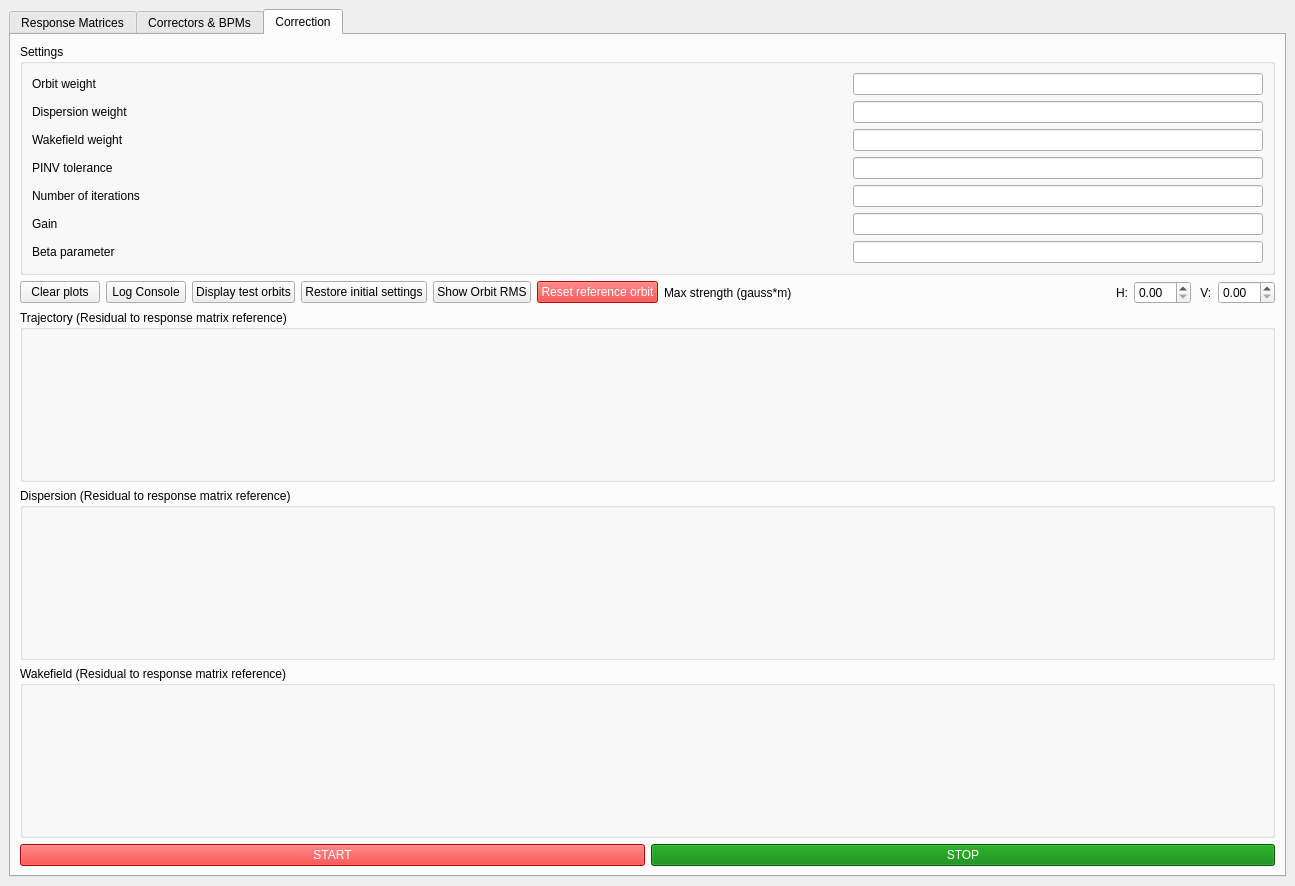
First picture: the form in UI files/BBA_GUI.ui, repository wiktoria-malek/flight-simulator, before the edit.
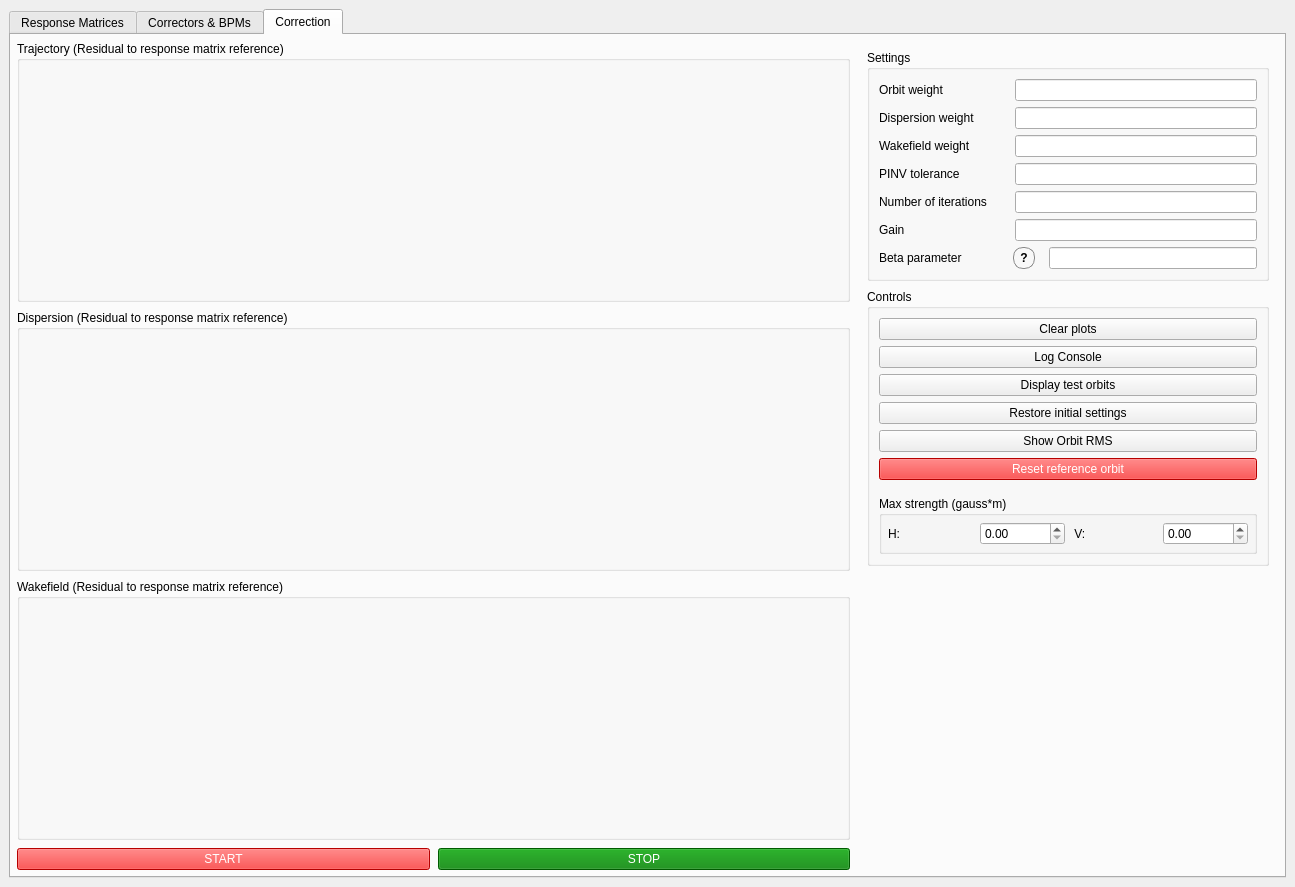
Second picture: the form after the edit. The open tabs and pages were chosen to show the change.

Commit message: Added beta parameter, max horizontal and vertical correction currents, bpm_weights and is_triangular_matrix to session settings, fixed saving directory in Compute Response Matrix GUI, added a tooltip explaining beta parameter, refactored BBA GUI, double clicking on GUI plot makes it a popup/enlarge, sextupoles are automatically disabled during correction.

The edit to the form file:
```diff
--- a/UI files/BBA_GUI.ui
+++ b/UI files/BBA_GUI.ui
@@ -7,7 +7,7 @@
     <x>0</x>
     <y>0</y>
     <width>1295</width>
-    <height>886</height>
+    <height>887</height>
    </rect>
   </property>
   <property name="windowTitle">
@@ -461,7 +461,143 @@
          <attribute name="title">
           <string>Correction</string>
          </attribute>
-         <layout class="QVBoxLayout" name="verticalLayout_6">
+ <layout class="QHBoxLayout" name="correction_root_layout">
+  <property name="spacing">
+   <number>8</number>
+  </property>
+  <property name="leftMargin">
+   <number>6</number>
+  </property>
+  <property name="topMargin">
+   <number>6</number>
+  </property>
+  <property name="rightMargin">
+   <number>6</number>
+  </property>
+  <property name="bottomMargin">
+   <number>6</number>
+  </property>
+  <item>
+   <layout class="QVBoxLayout" name="plots_column_layout">
+    <item>
+     <widget class="QGroupBox" name="groupBox_2">
+      <property name="title">
+       <string>Trajectory (Residual to response matrix reference)</string>
+      </property>
+      <layout class="QVBoxLayout" name="verticalLayout_8">
+       <item>
+        <widget class="QWidget" name="plot_widget_3" native="true">
+         <property name="sizePolicy">
+          <sizepolicy hsizetype="Expanding" vsizetype="Expanding">
+           <horstretch>0</horstretch>
+           <verstretch>1</verstretch>
+          </sizepolicy>
+         </property>
+         <property name="minimumSize">
+          <size>
+           <width>650</width>
+           <height>170</height>
+          </size>
+         </property>
+        </widget>
+       </item>
+      </layout>
+     </widget>
+    </item>
+    <item>
+     <widget class="QGroupBox" name="groupBox_3">
+      <property name="title">
+       <string>Dispersion (Residual to response matrix reference)</string>
+      </property>
+      <layout class="QVBoxLayout" name="verticalLayout_4">
+       <item>
+        <widget class="QWidget" name="plot_widget_4" native="true">
+         <property name="sizePolicy">
+          <sizepolicy hsizetype="Expanding" vsizetype="Expanding">
+           <horstretch>0</horstretch>
+           <verstretch>1</verstretch>
+          </sizepolicy>
+         </property>
+         <property name="minimumSize">
+          <size>
+           <width>650</width>
+           <height>170</height>
+          </size>
+         </property>
+        </widget>
+       </item>
+      </layout>
+     </widget>
+    </item>
+    <item>
+     <widget class="QGroupBox" name="groupBox_4">
+      <property name="title">
+       <string>Wakefield (Residual to response matrix reference)</string>
+      </property>
+      <layout class="QVBoxLayout" name="verticalLayout_5">
+       <item>
+        <widget class="QWidget" name="plot_widget_5" native="true">
+         <property name="sizePolicy">
+          <sizepolicy hsizetype="Expanding" vsizetype="Expanding">
+           <horstretch>0</horstretch>
+           <verstretch>1</verstretch>
+          </sizepolicy>
+         </property>
+         <property name="minimumSize">
+          <size>
+           <width>650</width>
+           <height>170</height>
+          </size>
+         </property>
+        </widget>
+       </item>
+      </layout>
+     </widget>
+    </item>
+    <item>
+     <layout class="QHBoxLayout" name="buttons_layout">
+      <item>
+       <widget class="QPushButton" name="start_button">
+        <property name="styleSheet">
+         <string notr="true">background-color: red; color: white;</string>
+        </property>
+        <property name="text">
+         <string>START</string>
+        </property>
+       </widget>
+      </item>
+      <item>
+       <widget class="QPushButton" name="stop_button">
+        <property name="styleSheet">
+         <string notr="true">background-color: green; color: white;</string>
+        </property>
+        <property name="text">
+         <string>STOP</string>
+        </property>
+       </widget>
+      </item>
+     </layout>
+    </item>
+   </layout>
+  </item>
+  <item>
+   <widget class="QWidget" name="correction_right_panel" native="true">
+    <property name="minimumSize">
+     <size>
+      <width>320</width>
+      <height>0</height>
+     </size>
+    </property>
+    <property name="maximumSize">
+     <size>
+      <width>420</width>
+      <height>16777215</height>
+     </size>
+    </property>
+    <layout class="QVBoxLayout" name="correction_right_panel_layout">
+     <property name="spacing">
+      <number>8</number>
+     </property>
           <item>
            <widget class="QGroupBox" name="groupBox">
             <property name="title">
@@ -472,6 +608,18 @@
               <layout class="QHBoxLayout" name="horizontalLayout_3">
                <item>
                 <widget class="QLabel" name="label">
+            <property name="minimumSize">
+               <size>
+                <width>130</width>
+                <height>0</height>
+               </size>
+              </property>
+              <property name="maximumSize">
+               <size>
+                <width>130</width>
+                <height>16777215</height>
+               </size>
+              </property>
                  <property name="text">
                   <string>Orbit weight</string>
                  </property>
@@ -479,11 +627,11 @@
                </item>
                <item>
                 <widget class="QLineEdit" name="lineEdit">
-                 <property name="maximumSize">
-                  <size>
-                   <width>410</width>
-                   <height>16777215</height>
-                  </size>
+            <property name="sizePolicy">
+ <sizepolicy hsizetype="Expanding" vsizetype="Fixed">
+  <horstretch>0</horstretch>
+  <verstretch>0</verstretch>
+ </sizepolicy>
                  </property>
                  <property name="toolTipDuration">
                   <number>5</number>
@@ -496,6 +644,18 @@
               <layout class="QHBoxLayout" name="horizontalLayout_4">
                <item>
                 <widget class="QLabel" name="label_2">
+                        <property name="minimumSize">
+               <size>
+                <width>130</width>
+                <height>0</height>
+               </size>
+              </property>
+              <property name="maximumSize">
+               <size>
+                <width>130</width>
+                <height>16777215</height>
+               </size>
+              </property>
                  <property name="text">
                   <string>Dispersion weight</string>
                  </property>
@@ -503,11 +663,11 @@
                </item>
                <item>
                 <widget class="QLineEdit" name="lineEdit_2">
-                 <property name="maximumSize">
-                  <size>
-                   <width>410</width>
-                   <height>16777215</height>
-                  </size>
+            <property name="sizePolicy">
+             <sizepolicy hsizetype="Expanding" vsizetype="Fixed">
+              <horstretch>0</horstretch>
+              <verstretch>0</verstretch>
+             </sizepolicy>
                  </property>
                 </widget>
                </item>
@@ -517,6 +677,18 @@
               <layout class="QHBoxLayout" name="horizontalLayout_5">
                <item>
                 <widget class="QLabel" name="label_3">
+                        <property name="minimumSize">
+               <size>
+                <width>130</width>
+                <height>0</height>
+               </size>
+              </property>
+              <property name="maximumSize">
+               <size>
+                <width>130</width>
+                <height>16777215</height>
+               </size>
+              </property>
                  <property name="text">
                   <string>Wakefield weight</string>
                  </property>
@@ -524,11 +696,11 @@
                </item>
                <item>
                 <widget class="QLineEdit" name="lineEdit_3">
-                 <property name="maximumSize">
-                  <size>
-                   <width>410</width>
-                   <height>16777215</height>
-                  </size>
+            <property name="sizePolicy">
+             <sizepolicy hsizetype="Expanding" vsizetype="Fixed">
+              <horstretch>0</horstretch>
+              <verstretch>0</verstretch>
+             </sizepolicy>
                  </property>
                 </widget>
                </item>
@@ -538,6 +710,18 @@
               <layout class="QHBoxLayout" name="horizontalLayout_8">
                <item>
                 <widget class="QLabel" name="label_4">
+                        <property name="minimumSize">
+               <size>
+                <width>130</width>
+                <height>0</height>
+               </size>
+              </property>
+              <property name="maximumSize">
+               <size>
+                <width>130</width>
+                <height>16777215</height>
+               </size>
+              </property>
                  <property name="text">
                   <string>PINV tolerance</string>
                  </property>
@@ -545,11 +729,11 @@
                </item>
                <item>
                 <widget class="QLineEdit" name="lineEdit_4">
-                 <property name="maximumSize">
-                  <size>
-                   <width>410</width>
-                   <height>16777215</height>
-                  </size>
+            <property name="sizePolicy">
+             <sizepolicy hsizetype="Expanding" vsizetype="Fixed">
+              <horstretch>0</horstretch>
+              <verstretch>0</verstretch>
+             </sizepolicy>
                  </property>
                 </widget>
                </item>
@@ -559,6 +743,18 @@
               <layout class="QHBoxLayout" name="horizontalLayout_10">
                <item>
                 <widget class="QLabel" name="label_5">
+                        <property name="minimumSize">
+               <size>
+                <width>130</width>
+                <height>0</height>
+               </size>
+              </property>
+              <property name="maximumSize">
+               <size>
+                <width>130</width>
+                <height>16777215</height>
+               </size>
+              </property>
                  <property name="text">
                   <string>Number of iterations</string>
                  </property>
@@ -566,11 +762,11 @@
                </item>
                <item>
                 <widget class="QLineEdit" name="lineEdit_5">
-                 <property name="maximumSize">
-                  <size>
-                   <width>410</width>
-                   <height>16777215</height>
-                  </size>
+            <property name="sizePolicy">
+             <sizepolicy hsizetype="Expanding" vsizetype="Fixed">
+              <horstretch>0</horstretch>
+              <verstretch>0</verstretch>
+             </sizepolicy>
                  </property>
                 </widget>
                </item>
@@ -580,6 +776,18 @@
               <layout class="QHBoxLayout" name="horizontalLayout_31">
                <item>
                 <widget class="QLabel" name="label_6">
+                        <property name="minimumSize">
+               <size>
+                <width>130</width>
+                <height>0</height>
+               </size>
+              </property>
+              <property name="maximumSize">
+               <size>
+                <width>130</width>
+                <height>16777215</height>
+               </size>
+              </property>
                  <property name="text">
                   <string>Gain</string>
                  </property>
@@ -587,11 +795,11 @@
                </item>
                <item>
                 <widget class="QLineEdit" name="lineEdit_6">
-                 <property name="maximumSize">
-                  <size>
-                   <width>410</width>
-                   <height>16777215</height>
-                  </size>
+            <property name="sizePolicy">
+             <sizepolicy hsizetype="Expanding" vsizetype="Fixed">
+              <horstretch>0</horstretch>
+              <verstretch>0</verstretch>
+             </sizepolicy>
                  </property>
                 </widget>
                </item>
@@ -600,19 +808,110 @@
              <item>
               <layout class="QHBoxLayout" name="horizontalLayout_beta">
                <item>
+           <layout class="QHBoxLayout" name="horizontalLayout_beta_label_group">
+            <property name="spacing">
+             <number>4</number>
+            </property>
+            <property name="leftMargin">
+             <number>0</number>
+            </property>
+            <property name="topMargin">
+             <number>0</number>
+            </property>
+            <property name="rightMargin">
+             <number>0</number>
+            </property>
+            <property name="bottomMargin">
+             <number>0</number>
+            </property>
+            <item>
                 <widget class="QLabel" name="label_beta">
+                          <property name="minimumSize">
+               <size>
+                <width>130</width>
+                <height>0</height>
+               </size>
+              </property>
+              <property name="maximumSize">
+               <size>
+                <width>130</width>
+                <height>16777215</height>
+               </size>
+              </property>
                  <property name="text">
                   <string>Beta parameter</string>
                  </property>
                 </widget>
                </item>
                <item>
+             <widget class="QToolButton" name="beta_tooltip">
+              <property name="minimumSize">
+               <size>
+                <width>20</width>
+                <height>20</height>
+               </size>
+              </property>
+              <property name="maximumSize">
+               <size>
+                <width>20</width>
+                <height>20</height>
+               </size>
+              </property>
+              <property name="focusPolicy">
+               <enum>Qt::NoFocus</enum>
+              </property>
+              <property name="toolTip">
+               <string>Regularization parameter. If beta &gt; 0, the solver uses (A^T A + beta I)^-1 to stabilize the correction.</string>
+              </property>
+              <property name="styleSheet">
+               <string notr="true">QToolButton#beta_tooltip {
+    border: 1px solid #888;
+    border-radius: 10px;
+    min-width: 20px;
+    max-width: 20px;
+    min-height: 20px;
+    max-height: 20px;
+    padding: 0px;
+    font-weight: bold;
+}
+QToolButton#beta_tooltip:hover {
+    background-color: #e6e6e6;
+}</string>
+              </property>
+              <property name="text">
+               <string>?</string>
+              </property>
+              <property name="autoRaise">
+               <bool>true</bool>
+              </property>
+             </widget>
+            </item>
+           </layout>
+          </item>
+          <!-- Remove horizontalSpacer_beta and replace lineEdit_beta block as specified -->
+          <item>
+           <spacer name="horizontalSpacer_beta_small">
+            <property name="orientation">
+             <enum>Qt::Horizontal</enum>
+            </property>
+            <property name="sizeType">
+             <enum>QSizePolicy::Fixed</enum>
+            </property>
+            <property name="sizeHint" stdset="0">
+             <size>
+              <width>8</width>
+              <height>20</height>
+             </size>
+            </property>
+           </spacer>
+          </item>
+          <item>
                 <widget class="QLineEdit" name="lineEdit_beta">
-                 <property name="maximumSize">
-                  <size>
-                   <width>410</width>
-                   <height>16777215</height>
-                  </size>
+            <property name="sizePolicy">
+             <sizepolicy hsizetype="Expanding" vsizetype="Fixed">
+              <horstretch>0</horstretch>
+              <verstretch>0</verstretch>
+             </sizepolicy>
                  </property>
                 </widget>
                </item>
@@ -622,15 +921,13 @@
            </widget>
           </item>
           <item>
-           <layout class="QHBoxLayout" name="buttons_layout_2">
+      <widget class="QGroupBox" name="correction_controls_group">
+       <property name="title">
+        <string>Controls</string>
+       </property>
+       <layout class="QVBoxLayout" name="controls_column_layout">
             <item>
              <widget class="QPushButton" name="clear_graphs_button">
-              <property name="sizePolicy">
-               <sizepolicy hsizetype="Fixed" vsizetype="Fixed">
-                <horstretch>0</horstretch>
-                <verstretch>0</verstretch>
-               </sizepolicy>
-              </property>
               <property name="text">
                <string>Clear plots</string>
               </property>
@@ -675,27 +972,44 @@
              </widget>
             </item>
             <item>
-             <layout class="QHBoxLayout" name="current_layout">
+         <spacer name="controls_gap_before_current_group">
+          <property name="orientation">
+           <enum>Qt::Vertical</enum>
+          </property>
+          <property name="sizeType">
+           <enum>QSizePolicy::Fixed</enum>
+          </property>
+          <property name="sizeHint" stdset="0">
+           <size>
+            <width>20</width>
+            <height>10</height>
+           </size>
+          </property>
+         </spacer>
+        </item>
               <item>
-               <widget class="QLabel" name="current_label">
-                <property name="text">
+         <widget class="QGroupBox" name="current_groupbox_right">
+          <property name="title">
                  <string>Max strength (gauss*m)</string>
                 </property>
-               </widget>
-              </item>
+          <layout class="QVBoxLayout" name="current_groupbox_layout">
+           <property name="spacing">
+            <number>6</number>
+           </property>
+           <property name="leftMargin">
+            <number>6</number>
+           </property>
+           <property name="topMargin">
+            <number>6</number>
+           </property>
+           <property name="rightMargin">
+            <number>6</number>
+           </property>
+           <property name="bottomMargin">
+            <number>6</number>
+           </property>
               <item>
-               <spacer name="current_spacer">
-                <property name="orientation">
-                 <enum>Qt::Horizontal</enum>
-                </property>
-                <property name="sizeHint" stdset="0">
-                 <size>
-                  <width>40</width>
-                  <height>20</height>
-                 </size>
-                </property>
-               </spacer>
-              </item>
+            <layout class="QHBoxLayout" name="current_layout">
               <item>
                <widget class="QLabel" name="horizontal_current_label">
                 <property name="text">
@@ -727,108 +1041,30 @@
              </layout>
             </item>
            </layout>
-          </item>
-          <item>
-           <widget class="QGroupBox" name="groupBox_2">
-            <property name="title">
-             <string>Trajectory (Residual to response matrix reference)</string>
-            </property>
-            <layout class="QVBoxLayout" name="verticalLayout_8">
-             <item>
-              <widget class="QWidget" name="plot_widget_3" native="true">
-               <property name="sizePolicy">
-                <sizepolicy hsizetype="Expanding" vsizetype="Expanding">
-                 <horstretch>0</horstretch>
-                 <verstretch>0</verstretch>
-                </sizepolicy>
-               </property>
-               <property name="minimumSize">
-                <size>
-                 <width>300</width>
-                 <height>100</height>
-                </size>
-               </property>
               </widget>
              </item>
             </layout>
            </widget>
           </item>
           <item>
-           <widget class="QGroupBox" name="groupBox_3">
-            <property name="title">
-             <string>Dispersion (Residual to response matrix reference)</string>
-            </property>
-            <layout class="QVBoxLayout" name="verticalLayout_4">
-             <item>
-              <widget class="QWidget" name="plot_widget_4" native="true">
-               <property name="sizePolicy">
-                <sizepolicy hsizetype="Expanding" vsizetype="Expanding">
-                 <horstretch>0</horstretch>
-                 <verstretch>0</verstretch>
-                </sizepolicy>
-               </property>
-               <property name="minimumSize">
+      <spacer name="controls_vertical_spacer">
+       <property name="orientation">
+        <enum>Qt::Vertical</enum>
+       </property>
+       <property name="sizeHint" stdset="0">
                 <size>
-                 <width>300</width>
-                 <height>100</height>
-                </size>
-               </property>
-              </widget>
+         <width>20</width>
+         <height>40</height>
+        </size>
+       </property>
+      </spacer>
              </item>
             </layout>
            </widget>
           </item>
-          <item>
-           <widget class="QGroupBox" name="groupBox_4">
-            <property name="title">
-             <string>Wakefield (Residual to response matrix reference)</string>
-            </property>
-            <layout class="QVBoxLayout" name="verticalLayout_5">
-             <item>
-              <widget class="QWidget" name="plot_widget_5" native="true">
-               <property name="sizePolicy">
-                <sizepolicy hsizetype="Expanding" vsizetype="Expanding">
-                 <horstretch>0</horstretch>
-                 <verstretch>0</verstretch>
-                </sizepolicy>
-               </property>
-               <property name="minimumSize">
-                <size>
-                 <width>300</width>
-                 <height>100</height>
-                </size>
-               </property>
-              </widget>
-             </item>
-            </layout>
-           </widget>
-          </item>
-          <item>
-           <layout class="QHBoxLayout" name="buttons_layout">
-            <item>
-             <widget class="QPushButton" name="start_button">
-              <property name="styleSheet">
-               <string notr="true">background-color: red; color: white;</string>
-              </property>
-              <property name="text">
-               <string>START</string>
-              </property>
-             </widget>
-            </item>
-            <item>
-             <widget class="QPushButton" name="stop_button">
-              <property name="styleSheet">
-               <string notr="true">background-color: green; color: white;</string>
-              </property>
-              <property name="text">
-               <string>STOP</string>
-              </property>
-             </widget>
-            </item>
-           </layout>
-          </item>
-         </layout>
-        </widget>
+ </layout>
+</widget>
+
        </widget>
       </item>
      </layout>
```
Left out of the diff: 1 changed line with no effect on the pictures. Lines whose indentation alone changed are shown as unchanged. The commit also changes 13 other files.
